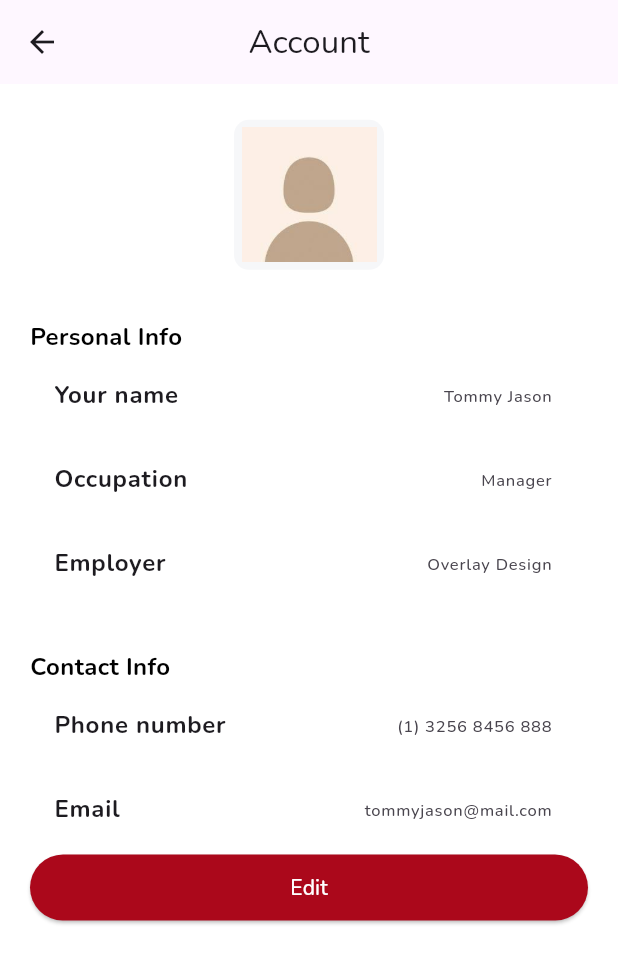
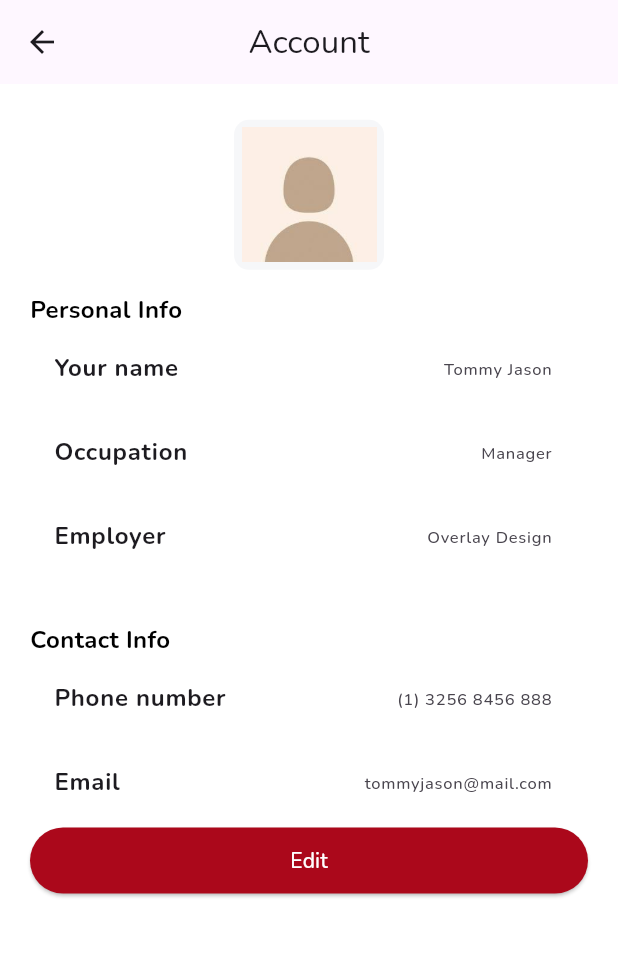
Before and after one commit to YagyeshGupta03/SizaSend_App, a Flutter app: the AccountInfoScreen screen opened directly, on a phone screen of 412 x 824 dp. Shown: the top 964 px of the screen. Run offline on Flutter 3.47's test engine with Material 2 defaults, Android fonts, the phone set to English and light mode, and no system bars; our stand-ins replace country_code_picker, fluttertoast, get, lottie, pin_code_fields, shared_preferences; missing offline and left inert: form_validation, random_avatar; accounts and stored records are empty.

Commit message:
18/08/2023 -  [Evening commit]

```diff
--- a/lib/screen/profile/account_info_screen.dart
+++ b/lib/screen/profile/account_info_screen.dart
@@ -44,8 +44,8 @@ class _AccountInfoScreenState extends State<AccountInfoScreen> {
                   ),
                 ),
               ),
-              SizedBox(
-                height: s.height * 0.04,
+              const SizedBox(
+                height: 15
               ),
               Text(
                 S.of(context).personalInfo,
```
